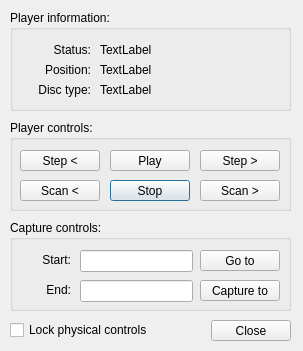
This is Linux-Application/DomesdayDuplicator/playercontroldialog.ui in simoninns/DomesdayDuplicator-gui-app as Qt 5 draws it before an edit. The edited form follows.
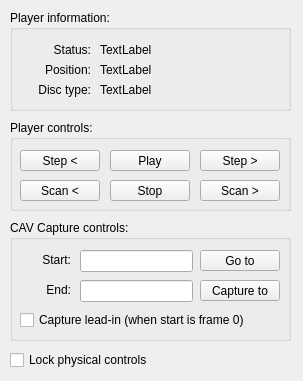
This is the edited form.

Commit message: Implemented player control part of automatic capture.  Lightly tested...

```diff
--- a/Linux-Application/DomesdayDuplicator/playercontroldialog.ui
+++ b/Linux-Application/DomesdayDuplicator/playercontroldialog.ui
@@ -7,7 +7,7 @@
     <x>0</x>
     <y>0</y>
     <width>303</width>
-    <height>351</height>
+    <height>381</height>
    </rect>
   </property>
   <property name="windowTitle">
@@ -17,7 +17,7 @@
    <property name="geometry">
     <rect>
      <x>10</x>
-     <y>320</y>
+     <y>350</y>
      <width>151</width>
      <height>20</height>
     </rect>
@@ -50,6 +50,9 @@
     <property name="text">
      <string>Stop</string>
     </property>
+    <property name="autoDefault">
+     <bool>false</bool>
+    </property>
    </widget>
    <widget class="QPushButton" name="scanBackwardsPushButton">
     <property name="geometry">
@@ -63,6 +66,9 @@
     <property name="text">
      <string>Scan &lt;</string>
     </property>
+    <property name="autoDefault">
+     <bool>false</bool>
+    </property>
    </widget>
    <widget class="QPushButton" name="stepBackwardsPushButton">
     <property name="geometry">
@@ -76,6 +82,9 @@
     <property name="text">
      <string>Step &lt;</string>
     </property>
+    <property name="autoDefault">
+     <bool>false</bool>
+    </property>
    </widget>
    <widget class="QPushButton" name="scanForwardsPushButton">
     <property name="geometry">
@@ -89,6 +98,9 @@
     <property name="text">
      <string>Scan &gt;</string>
     </property>
+    <property name="autoDefault">
+     <bool>false</bool>
+    </property>
    </widget>
    <widget class="QPushButton" name="stepForwardsPushButton">
     <property name="geometry">
@@ -102,6 +114,9 @@
     <property name="text">
      <string>Step &gt;</string>
     </property>
+    <property name="autoDefault">
+     <bool>false</bool>
+    </property>
    </widget>
    <widget class="QPushButton" name="playPushButton">
     <property name="geometry">
@@ -115,6 +130,9 @@
     <property name="text">
      <string>Play</string>
     </property>
+    <property name="autoDefault">
+     <bool>false</bool>
+    </property>
    </widget>
   </widget>
   <widget class="QGroupBox" name="captureControlsGroupBox">
@@ -123,11 +141,11 @@
      <x>10</x>
      <y>220</y>
      <width>281</width>
-     <height>91</height>
+     <height>121</height>
     </rect>
    </property>
    <property name="title">
-    <string>Capture controls:</string>
+    <string>CAV Capture controls:</string>
    </property>
    <widget class="QLabel" name="endLabel">
     <property name="geometry">
@@ -154,6 +172,9 @@
       <height>22</height>
      </rect>
     </property>
+    <property name="focusPolicy">
+     <enum>Qt::ClickFocus</enum>
+    </property>
    </widget>
    <widget class="QPushButton" name="captureToPushButton">
     <property name="geometry">
@@ -167,6 +188,9 @@
     <property name="text">
      <string>Capture to</string>
     </property>
+    <property name="autoDefault">
+     <bool>false</bool>
+    </property>
    </widget>
    <widget class="QLineEdit" name="endPositionLineEdit">
     <property name="geometry">
@@ -190,6 +214,9 @@
     <property name="text">
      <string>Go to</string>
     </property>
+    <property name="autoDefault">
+     <bool>false</bool>
+    </property>
    </widget>
    <widget class="QLabel" name="startLabel">
     <property name="geometry">
@@ -207,19 +234,19 @@
      <set>Qt::AlignRight|Qt::AlignTrailing|Qt::AlignVCenter</set>
     </property>
    </widget>
-  </widget>
-  <widget class="QDialogButtonBox" name="buttonBox">
-   <property name="geometry">
-    <rect>
-     <x>210</x>
-     <y>320</y>
-     <width>81</width>
-     <height>21</height>
-    </rect>
-   </property>
-   <property name="standardButtons">
-    <set>QDialogButtonBox::Close</set>
-   </property>
+   <widget class="QCheckBox" name="leadInCheckBox">
+    <property name="geometry">
+     <rect>
+      <x>10</x>
+      <y>90</y>
+      <width>251</width>
+      <height>20</height>
+     </rect>
+    </property>
+    <property name="text">
+     <string>Capture lead-in (when start is frame 0)</string>
+    </property>
+   </widget>
   </widget>
   <widget class="QGroupBox" name="playerInformationGroupBox">
    <property name="geometry">
```
Left out of the diff: 19 changed lines with no effect on the pictures. The commit also changes 6 other files.
